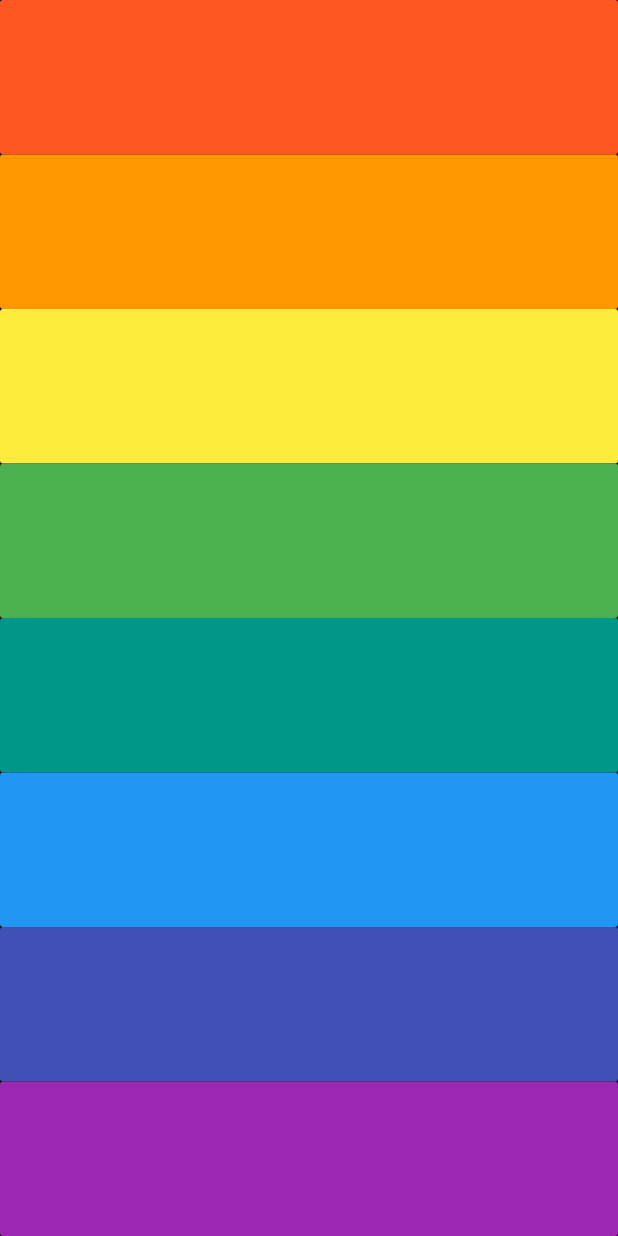
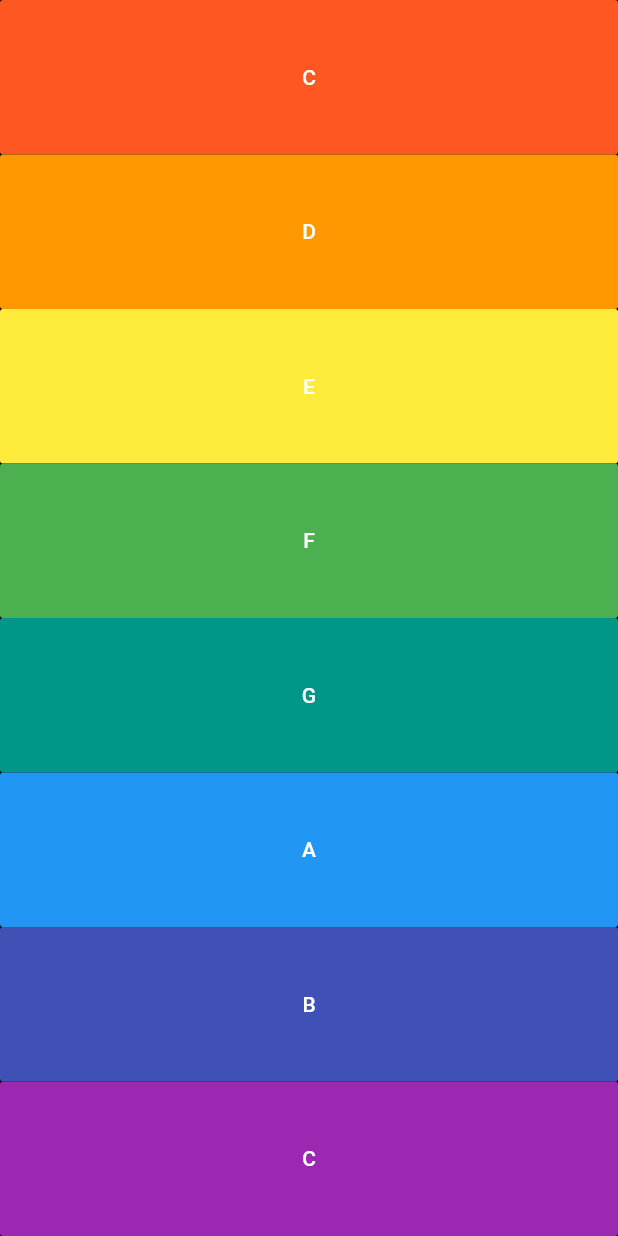
Before and after one commit to devSouvik/xylophone, a Flutter app: the screen it shows after launch, on a phone screen of 412 x 824 dp. Run offline on Flutter 3.47's test engine with Material 2 defaults, Android fonts, the light colour scheme and no system bars; our stand-ins replace audioplayers.

Commit message:
Update main.dart

```diff
--- a/lib/main.dart
+++ b/lib/main.dart
@@ -29,6 +29,12 @@ class MyApp extends StatelessWidget {
                   onPressed: () {
                     soundPlay(1);
                   },
+                  child: Text(
+                    'C',
+                    style: TextStyle(
+                      color: Colors.white,
+                    ),
+                  ),
                 ),
               ),
               Expanded(
@@ -37,6 +43,12 @@ class MyApp extends StatelessWidget {
                   onPressed: () {
                     soundPlay(2);
                   },
+                  child: Text(
+                    'D',
+                    style: TextStyle(
+                      color: Colors.white,
+                    ),
+                  ),
                 ),
               ),
               Expanded(
@@ -45,6 +57,12 @@ class MyApp extends StatelessWidget {
                   onPressed: () {
                     soundPlay(3);
                   },
+                  child: Text(
+                    'E',
+                    style: TextStyle(
+                      color: Colors.white,
+                    ),
+                  ),
                 ),
               ),
               Expanded(
@@ -53,6 +71,12 @@ class MyApp extends StatelessWidget {
                   onPressed: () {
                     soundPlay(4);
                   },
+                  child: Text(
+                    'F',
+                    style: TextStyle(
+                      color: Colors.white,
+                    ),
+                  ),
                 ),
               ),
               Expanded(
@@ -61,6 +85,12 @@ class MyApp extends StatelessWidget {
                   onPressed: () {
                     soundPlay(5);
                   },
+                  child: Text(
+                    'G',
+                    style: TextStyle(
+                      color: Colors.white,
+                    ),
+                  ),
                 ),
               ),
               Expanded(
@@ -69,6 +99,12 @@ class MyApp extends StatelessWidget {
                   onPressed: () {
                     soundPlay(6);
                   },
+                  child: Text(
+                    'A',
+                    style: TextStyle(
+                      color: Colors.white,
+                    ),
+                  ),
                 ),
               ),
               Expanded(
@@ -77,6 +113,12 @@ class MyApp extends StatelessWidget {
                   onPressed: () {
                     soundPlay(7);
                   },
+                  child: Text(
+                    'B',
+                    style: TextStyle(
+                      color: Colors.white,
+                    ),
+                  ),
                 ),
               ),
               Expanded(
@@ -85,6 +127,12 @@ class MyApp extends StatelessWidget {
                   onPressed: () {
                     soundPlay(8);
                   },
+                  child: Text(
+                    'C',
+                    style: TextStyle(
+                      color: Colors.white,
+                    ),
+                  ),
                 ),
               ),
             ],
```
